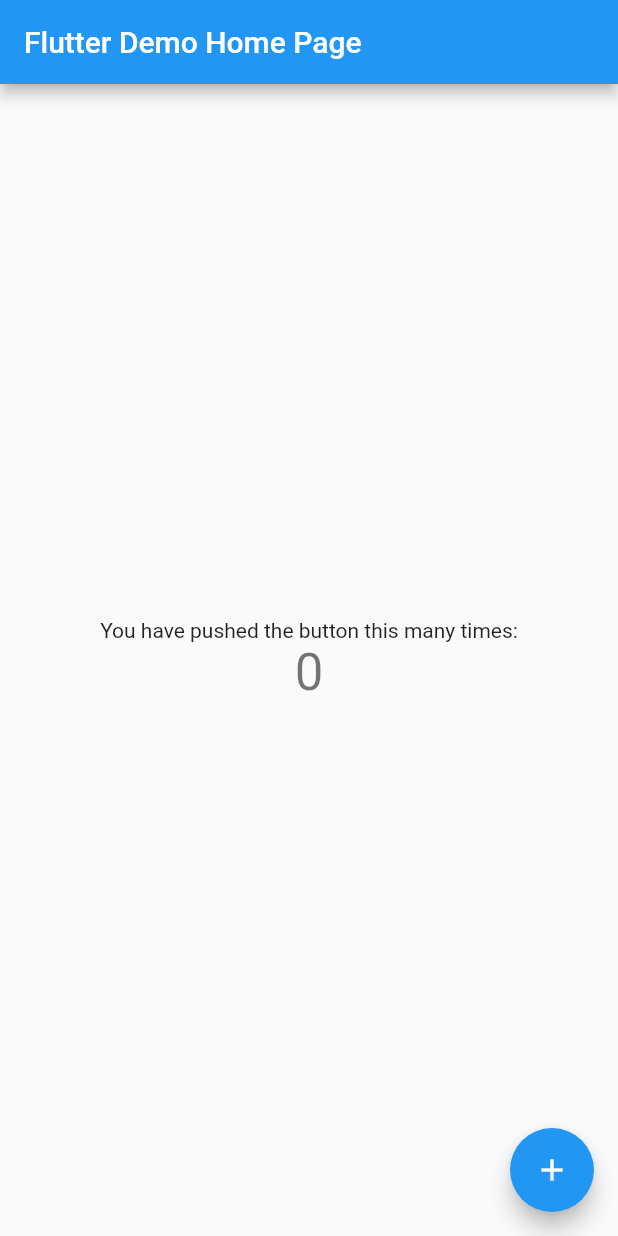
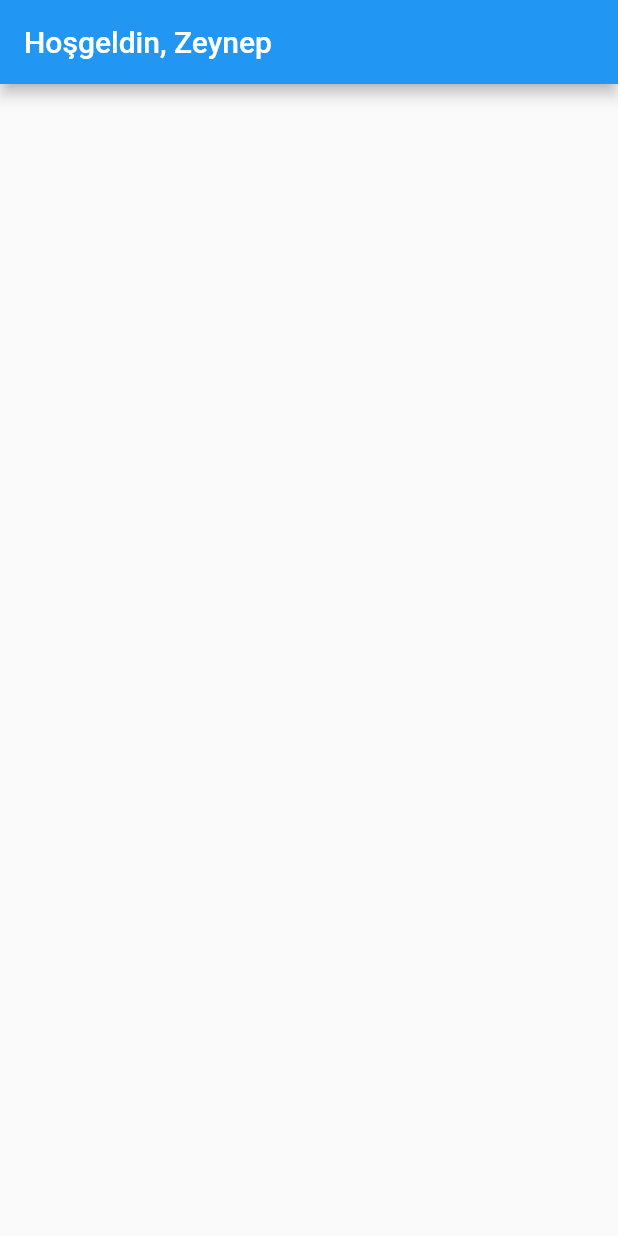
Before and after one commit to hakanak/flutter_application_1, a Flutter app: the screen it shows after launch, on a phone screen of 412 x 824 dp. Run offline on Flutter 3.47's test engine with Material 2 defaults, Android fonts, the phone set to English and light mode, and no system bars.

Commit message:
ilk deneme

```diff
--- a/lib/main.dart
+++ b/lib/main.dart
@@ -1,115 +1,31 @@
 import 'package:flutter/material.dart';
 
-void main() {
-  runApp(const MyApp());
-}
+void main() => runApp(MyApp());
+
+
+
 
 class MyApp extends StatelessWidget {
   const MyApp({super.key});
 
-  // This widget is the root of your application.
   @override
   Widget build(BuildContext context) {
     return MaterialApp(
-      title: 'Flutter Demo',
-      theme: ThemeData(
-        // This is the theme of your application.
-        //
-        // Try running your application with "flutter run". You'll see the
-        // application has a blue toolbar. Then, without quitting the app, try
-        // changing the primarySwatch below to Colors.green and then invoke
-        // "hot reload" (press "r" in the console where you ran "flutter run",
-        // or simply save your changes to "hot reload" in a Flutter IDE).
-        // Notice that the counter didn't reset back to zero; the application
-        // is not restarted.
-        primarySwatch: Colors.blue,
-      ),
-      home: const MyHomePage(title: 'Flutter Demo Home Page'),
+      title: "Obilsis",
+      home: AnaEkran(),
     );
   }
 }
 
-class MyHomePage extends StatefulWidget {
-  const MyHomePage({super.key, required this.title});
 
-  // This widget is the home page of your application. It is stateful, meaning
-  // that it has a State object (defined below) that contains fields that affect
-  // how it looks.
-
-  // This class is the configuration for the state. It holds the values (in this
-  // case the title) provided by the parent (in this case the App widget) and
-  // used by the build method of the State. Fields in a Widget subclass are
-  // always marked "final".
-
-  final String title;
-
-  @override
-  State<MyHomePage> createState() => _MyHomePageState();
-}
-
-class _MyHomePageState extends State<MyHomePage> {
-  int _counter = 0;
-
-  void _incrementCounter() {
-    setState(() {
-      // This call to setState tells the Flutter framework that something has
-      // changed in this State, which causes it to rerun the build method below
-      // so that the display can reflect the updated values. If we changed
-      // _counter without calling setState(), then the build method would not be
-      // called again, and so nothing would appear to happen.
-      _counter++;
-    });
-  }
+class AnaEkran extends StatelessWidget {
+  const AnaEkran({super.key});
 
   @override
   Widget build(BuildContext context) {
-    // This method is rerun every time setState is called, for instance as done
-    // by the _incrementCounter method above.
-    //
-    // The Flutter framework has been optimized to make rerunning build methods
-    // fast, so that you can just rebuild anything that needs updating rather
-    // than having to individually change instances of widgets.
     return Scaffold(
-      appBar: AppBar(
-        // Here we take the value from the MyHomePage object that was created by
-        // the App.build method, and use it to set our appbar title.
-        title: Text(widget.title),
-      ),
-      body: Center(
-        // Center is a layout widget. It takes a single child and positions it
-        // in the middle of the parent.
-        child: Column(
-          // Column is also a layout widget. It takes a list of children and
-          // arranges them vertically. By default, it sizes itself to fit its
-          // children horizontally, and tries to be as tall as its parent.
-          //
-          // Invoke "debug painting" (press "p" in the console, choose the
-          // "Toggle Debug Paint" action from the Flutter Inspector in Android
-          // Studio, or the "Toggle Debug Paint" command in Visual Studio Code)
-          // to see the wireframe for each widget.
-          //
-          // Column has various properties to control how it sizes itself and
-          // how it positions its children. Here we use mainAxisAlignment to
-          // center the children vertically; the main axis here is the vertical
-          // axis because Columns are vertical (the cross axis would be
-          // horizontal).
-          mainAxisAlignment: MainAxisAlignment.center,
-          children: <Widget>[
-            const Text(
-              'You have pushed the button this many times:',
-            ),
-            Text(
-              '$_counter',
-              style: Theme.of(context).textTheme.headlineMedium,
-            ),
-          ],
-        ),
-      ),
-      floatingActionButton: FloatingActionButton(
-        onPressed: _incrementCounter,
-        tooltip: 'Increment',
-        child: const Icon(Icons.add),
-      ), // This trailing comma makes auto-formatting nicer for build methods.
+      appBar: AppBar(title: Text("Hoşgeldin, Zeynep"), ),
+      body: Container(),
     );
   }
 }
```
